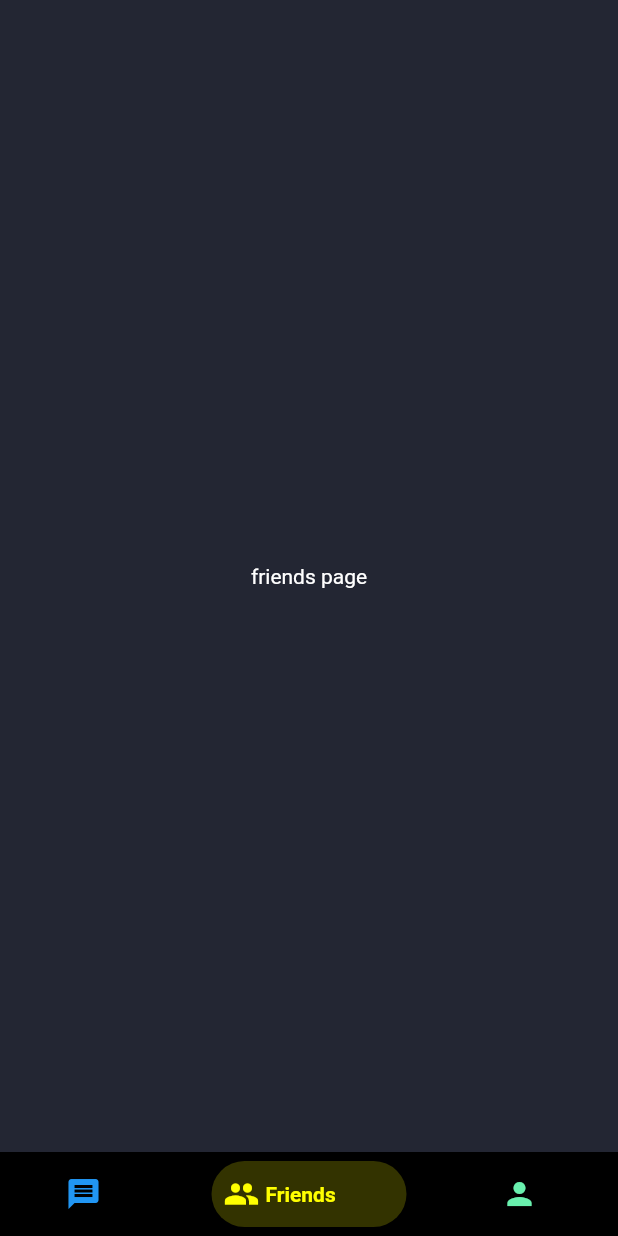
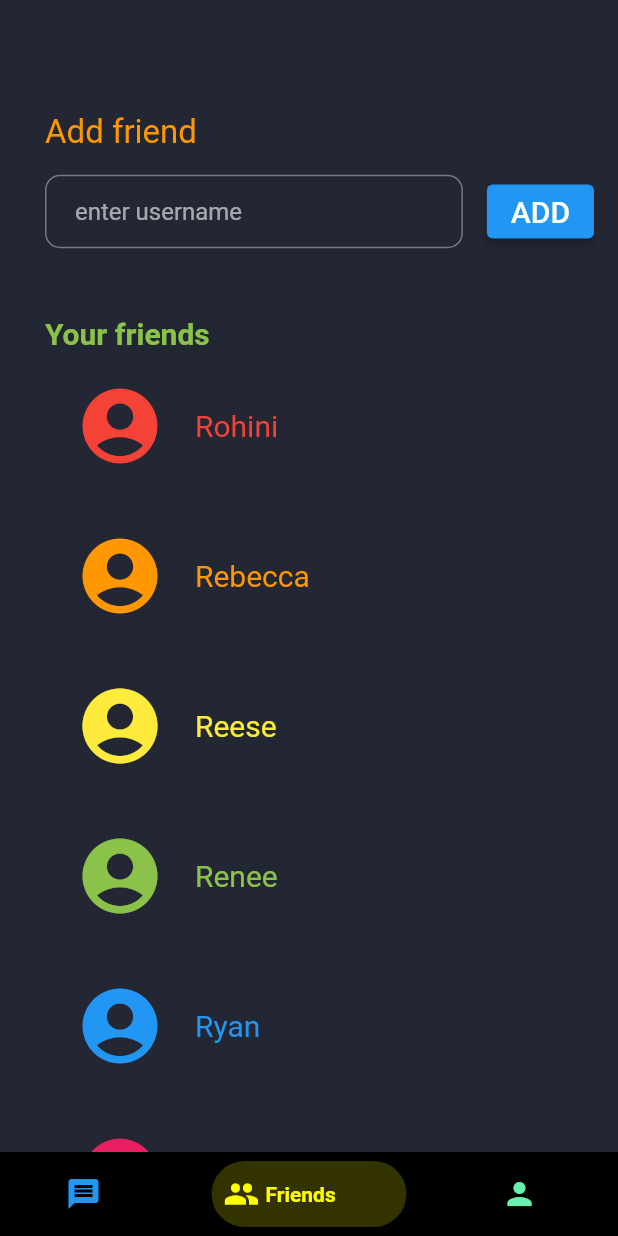
Before and after one commit to vishalsharma0657/s-chat, a Flutter app: the ListPage screen opened directly, item 2 of the bottom bar chosen, on a phone screen of 412 x 824 dp. Run offline on Flutter 3.47's test engine with Material 2 defaults, Android fonts, the phone set to English and light mode, and no system bars; drawn by our look-alikes of bottom_navy_bar.

Commit message:
designed friends and account page

```diff
--- /dev/null
+++ b/lib/Friend_list/Friends/friends_page.dart
@@ -0,0 +1,74 @@
+import 'package:flutter/material.dart';
+import 'package:s_chat/Friend_list/Messages/box.dart';
+import 'package:s_chat/Friend_list/Messages/dummy_name.dart';
+
+class FriendsPage extends StatelessWidget {
+  const FriendsPage({Key? key}) : super(key: key);
+
+  @override
+  Widget build(BuildContext context) {
+    return Padding(
+      padding: const EdgeInsets.only(top: 75, left: 30),
+      child: Column(
+        crossAxisAlignment: CrossAxisAlignment.start,
+        children: [
+          const Text(
+            'Add friend',
+            style: TextStyle(fontSize: 22, color: Colors.orange),
+          ),
+          Row(
+            children: [
+              Expanded(
+                child: TextFormField(
+                  autofocus: false,
+                  textInputAction: TextInputAction.next,
+                  decoration: InputDecoration(
+                    focusedBorder: const OutlineInputBorder(
+                      borderSide: BorderSide(color: Colors.white),
+                    ),
+                    contentPadding: const EdgeInsets.fromLTRB(20, 15, 20, 15),
+                    hintText: 'enter username',
+                    border: OutlineInputBorder(
+                      borderRadius: BorderRadius.circular(10),
+                    ),
+                  ),
+                ),
+              ),
+              Padding(
+                padding: const EdgeInsets.all(16.0),
+                child: ElevatedButton(
+                  onPressed: () {},
+                  child: const Text(
+                    'ADD',
+                    style: TextStyle(
+                      fontSize: 20,
+                    ),
+                  ),
+                ),
+              ),
+            ],
+          ),
+          const SizedBox(
+            height: 30,
+          ),
+          const Text(
+            'Your friends',
+            style: TextStyle(
+                fontSize: 20,
+                fontWeight: FontWeight.bold,
+                color: Colors.lightGreen),
+          ),
+          Expanded(
+            child: ListView.builder(
+              padding: const EdgeInsets.all(0),
+              itemCount: friends.length,
+              itemBuilder: (context, index) {
+                return FriendBox(friends[index], (index % 7));
+              },
+            ),
+          )
+        ],
+      ),
+    );
+  }
+}
--- a/lib/Friend_list/box.dart
+++ b/lib/Friend_list/Messages/box.dart
@@ -2,7 +2,8 @@ import 'package:flutter/material.dart';
 
 class FriendBox extends StatelessWidget {
   final String name;
-  const FriendBox(this.name, {Key? key}) : super(key: key);
+  final int idx;
+  const FriendBox(this.name, this.idx, {Key? key}) : super(key: key);
 
   @override
   Widget build(BuildContext context) {
@@ -10,20 +11,30 @@ class FriendBox extends StatelessWidget {
       child: Row(
         crossAxisAlignment: CrossAxisAlignment.center,
         children: [
-          const Padding(
-            padding: EdgeInsets.all(20.0),
+          Padding(
+            padding: const EdgeInsets.all(20.0),
             child: Icon(
               Icons.account_circle,
-              color: Colors.white,
+              color: col[idx],
               size: 60,
             ),
           ),
           Text(
             name,
-            style: const TextStyle(fontSize: 20, color: Colors.white),
+            style: TextStyle(fontSize: 20, color: col[idx]),
           )
         ],
       ),
     );
   }
 }
+
+List<Color> col = [
+  Colors.red,
+  Colors.orange,
+  Colors.yellow,
+  Colors.lightGreen,
+  Colors.blue,
+  Colors.pink,
+  Colors.deepPurpleAccent,
+];
--- a/lib/Friend_list/messages.dart
+++ b/lib/Friend_list/Messages/messages.dart
@@ -1,6 +1,6 @@
 import 'package:flutter/material.dart';
-import 'package:s_chat/Friend_list/box.dart';
-import 'package:s_chat/Friend_list/dummy_name.dart';
+import 'package:s_chat/Friend_list/Messages/box.dart';
+import 'package:s_chat/Friend_list/Messages/dummy_name.dart';
 
 class Msgs extends StatelessWidget {
   const Msgs({Key? key}) : super(key: key);
@@ -36,7 +36,7 @@ class Msgs extends StatelessWidget {
             physics: const ClampingScrollPhysics(),
             itemCount: friends.length,
             itemBuilder: (context, index) {
-              return FriendBox(friends[index]);
+              return FriendBox(friends[index], (index % 7));
             },
           ),
         ),
--- a/lib/Friend_list/account_page.dart
+++ /dev/null
@@ -1,12 +0,0 @@
-import 'package:flutter/material.dart';
-
-class AccountPage extends StatelessWidget {
-  const AccountPage({Key? key}) : super(key: key);
-
-  @override
-  Widget build(BuildContext context) {
-    return const Center(
-      child: Text('account page'),
-    );
-  }
-}
--- a/lib/Friend_list/friends_page.dart
+++ /dev/null
@@ -1,12 +0,0 @@
-import 'package:flutter/material.dart';
-
-class FriendsPage extends StatelessWidget {
-  const FriendsPage({Key? key}) : super(key: key);
-
-  @override
-  Widget build(BuildContext context) {
-    return const Center(
-      child: Text('friends page'),
-    );
-  }
-}
--- a/lib/Friend_list/listpage.dart
+++ b/lib/Friend_list/listpage.dart
@@ -1,8 +1,8 @@
 import 'package:flutter/material.dart';
 import 'package:bottom_navy_bar/bottom_navy_bar.dart';
-import 'package:s_chat/Friend_list/account_page.dart';
-import 'package:s_chat/Friend_list/friends_page.dart';
-import 'package:s_chat/Friend_list/messages.dart';
+import 'package:s_chat/Friend_list/Account/account_page.dart';
+import 'package:s_chat/Friend_list/Friends/friends_page.dart';
+import 'package:s_chat/Friend_list/Messages/messages.dart';
 
 class ListPage extends StatefulWidget {
   const ListPage({Key? key}) : super(key: key);
```
Also changed, not shown: lib/Friend_list/Account/account_page.dart (added, +40 -0 lines), lib/Friend_list/Messages/dummy_name.dart (renamed from lib/Friend_list/dummy_name.dart).
